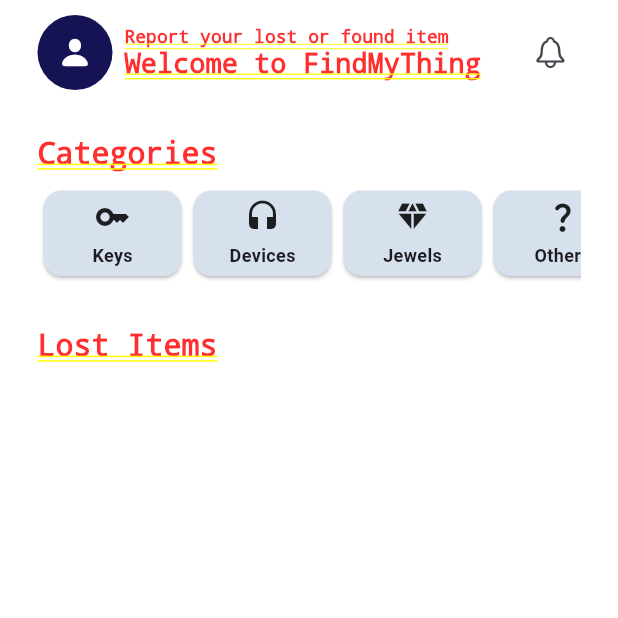
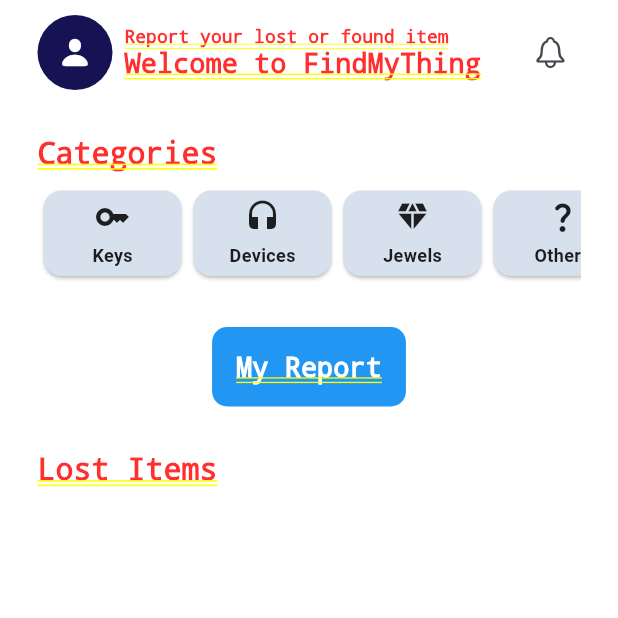
Before and after one commit to Hawraa91/Lost-and-found-App, a Flutter app: the MainScreen screen opened directly, on a phone screen of 412 x 824 dp, the top half of it. Run offline on Flutter 3.47's test engine with Material 3 defaults, Android fonts, the phone set to English and light mode, and no system bars; our stand-ins replace cloud_firestore, firebase_auth, firebase_core, firebase_storage, flutter_speed_dial, google_maps_flutter and 1 more; accounts and stored records are empty.

```diff
--- a/lib/screens/home/views/main_screen.dart
+++ b/lib/screens/home/views/main_screen.dart
@@ -190,7 +190,6 @@ class MainScreen extends StatelessWidget {
                               );
                             },
                           ),
-                          // Added "My Report" category icon
                           CardIcon(
                             Icons.report,
                             const Color.fromRGBO(215, 225, 238, 1),
@@ -209,6 +208,33 @@ class MainScreen extends StatelessWidget {
                     ),
                   ),
                 ],
+              ),
+              const SizedBox(height: 30),
+              // User Report Container
+              GestureDetector(
+                onTap: () {
+                  Navigator.push(
+                    context,
+                    MaterialPageRoute(
+                      builder: (context) => const UserReport(),
+                    ),
+                  );
+                },
+                child: Container(
+                  decoration: BoxDecoration(
+                    color: Colors.blue,
+                    borderRadius: BorderRadius.circular(10),
+                  ),
+                  padding: const EdgeInsets.all(16),
+                  child: const Text(
+                    'My Report',
+                    style: TextStyle(
+                      color: Colors.white,
+                      fontSize: 18,
+                      fontWeight: FontWeight.bold,
+                    ),
+                  ),
+                ),
               ),
               const SizedBox(height: 30),
               const Row(
```
Also changed, not shown: lib/screens/home/views/UserReport.dart (+21 -0 lines).
